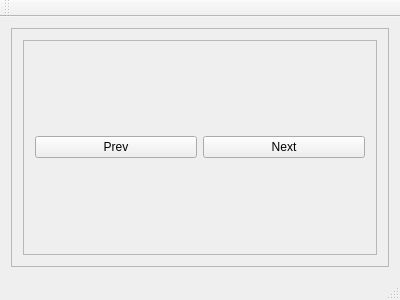
blockspacer/pages, file mainwindow.ui: the form before one commit.
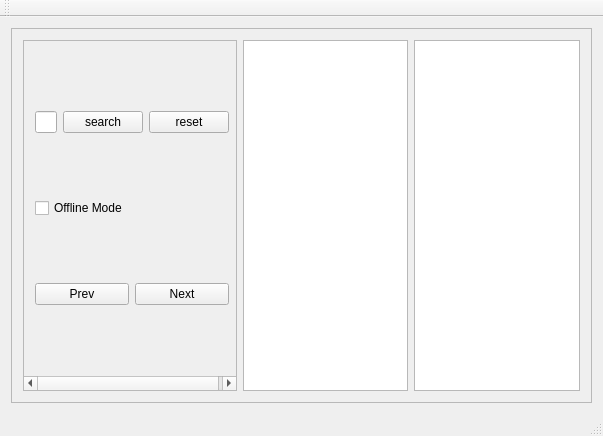
The form after the commit.

Commit message: added guid && QListView

```diff
--- a/mainwindow.ui
+++ b/mainwindow.ui
@@ -6,8 +6,8 @@
    <rect>
     <x>0</x>
     <y>0</y>
-    <width>400</width>
-    <height>300</height>
+    <width>603</width>
+    <height>436</height>
    </rect>
   </property>
   <property name="windowTitle">
@@ -34,15 +34,26 @@
            <rect>
             <x>0</x>
             <y>0</y>
-            <width>368</width>
-            <height>216</height>
+            <width>214</width>
+            <height>342</height>
            </rect>
           </property>
           <layout class="QGridLayout" name="gridLayout_4">
            <item row="1" column="0">
             <layout class="QVBoxLayout" name="scrollVerticalLayout"/>
            </item>
-           <item row="0" column="0">
+           <item row="1" column="0">
+            <layout class="QHBoxLayout" name="horizontalLayout_2">
+             <item>
+              <widget class="QCheckBox" name="checkBox">
+               <property name="text">
+                <string>Offline Mode</string>
+               </property>
+              </widget>
+             </item>
+            </layout>
+           </item>
+           <item row="2" column="0">
             <layout class="QHBoxLayout" name="horizontalLayout">
              <item>
               <widget class="QPushButton" name="prevButton">
@@ -60,10 +71,40 @@
              </item>
             </layout>
            </item>
+           <item row="0" column="0">
+            <layout class="QHBoxLayout" name="horizontalLayout_3">
+             <item>
+              <widget class="QLineEdit" name="searchEdit"/>
+             </item>
+             <item>
+              <widget class="QPushButton" name="pushButton">
+               <property name="text">
+                <string>search</string>
+               </property>
+              </widget>
+             </item>
+             <item>
+              <widget class="QPushButton" name="pushButton_2">
+               <property name="text">
+                <string>reset</string>
+               </property>
+              </widget>
+             </item>
+            </layout>
+           </item>
           </layout>
          </widget>
         </widget>
        </item>
+       <item row="0" column="3">
+        <widget class="QTableView" name="tableView"/>
+       </item>
+       <item row="0" column="2">
+        <layout class="QVBoxLayout" name="verticalLayout"/>
+       </item>
+       <item row="0" column="4">
+        <widget class="QListView" name="listView"/>
+       </item>
       </layout>
      </widget>
     </item>
```
Left out of the diff: 4 changed lines with no effect on the pictures. The commit also changes 3 other files.
